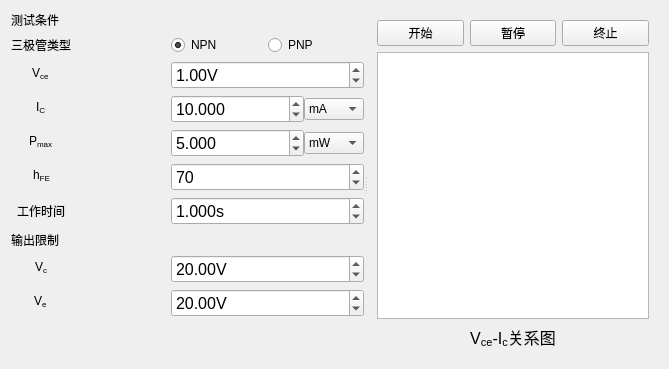
Before: the Qt Designer form src/test.ui in Joker2387089590/MIL-STD-750, drawn with Qt 5.
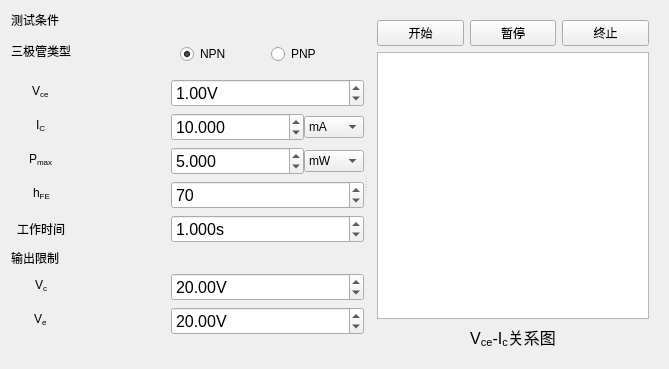
After: the same form once the commit is applied. Custom widgets are drawn as their Qt base class.

Diff of the .ui file:
```diff
--- a/src/test.ui
+++ b/src/test.ui
@@ -212,27 +212,6 @@
          </property>
         </widget>
        </item>
-       <item row="1" column="1">
-        <layout class="QHBoxLayout" name="horizontalLayout_3">
-         <item>
-          <widget class="QRadioButton" name="radioNPN">
-           <property name="text">
-            <string>NPN</string>
-           </property>
-           <property name="checked">
-            <bool>true</bool>
-           </property>
-          </widget>
-         </item>
-         <item>
-          <widget class="QRadioButton" name="radioPNP">
-           <property name="text">
-            <string>PNP</string>
-           </property>
-          </widget>
-         </item>
-        </layout>
-       </item>
        <item row="3" column="1">
         <layout class="QHBoxLayout" name="horizontalLayout_4">
          <item>
@@ -329,6 +308,29 @@
          </item>
         </layout>
        </item>
+       <item row="1" column="1">
+        <widget class="QWidget" name="wType" native="true">
+         <layout class="QHBoxLayout" name="horizontalLayout_3">
+          <item>
+           <widget class="QRadioButton" name="radioNPN">
+            <property name="text">
+             <string>NPN</string>
+            </property>
+            <property name="checked">
+             <bool>true</bool>
+            </property>
+           </widget>
+          </item>
+          <item>
+           <widget class="QRadioButton" name="radioPNP">
+            <property name="text">
+             <string>PNP</string>
+            </property>
+           </widget>
+          </item>
+         </layout>
+        </widget>
+       </item>
       </layout>
      </widget>
      <widget class="QWidget" name="layoutWidget2">
```
